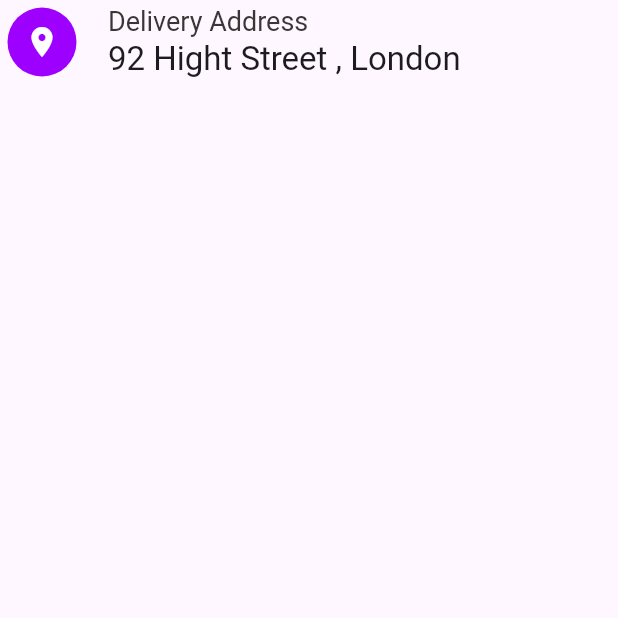
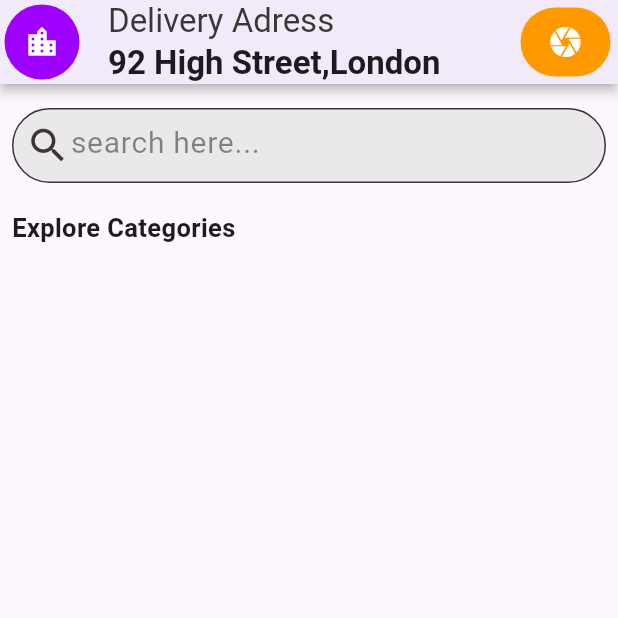
Before and after one commit to AroshanaDissanayaka/flutter_grocery_app, a Flutter app: the screen it shows after launch, on a phone screen of 412 x 824 dp, the top half of it. Run offline on Flutter 3.47's test engine with Material 3 defaults, Android fonts, the phone set to English and light mode, and no system bars.

Commit message:
Big change in app
Created App Bar and Search Field and some many Widgets d2

```diff
--- a/lib/Pages/home_page.dart
+++ /dev/null
@@ -1,43 +0,0 @@
-import 'package:flutter/material.dart';
-
-class HomePage extends StatelessWidget {
-  const HomePage({super.key});
-
-  @override
-  Widget build(BuildContext context) {
-    return Scaffold(
-      appBar: AppBar(
-        leading: Padding(
-          padding: const EdgeInsets.all(5.0),
-          child: Container(
-            height: 30,
-            width: 30,
-            decoration: BoxDecoration(
-              borderRadius: BorderRadius.circular(100),
-              color: const Color(0xff9E00FF),
-            ),
-            child: const Center(
-              child: Icon(Icons.location_on,
-              color: Colors.white,),
-            ),
-          ),
-
-
-        ),
-
-        title: const Column(
-          crossAxisAlignment: CrossAxisAlignment.start,
-          children: [
-            Text("Delivery Address",style: TextStyle(
-              color: Color(0xff3B3636),
-              fontSize: 18  ,
-
-            ),),
-
-            Text("92 Hight Street , London ")
-          ],
-        ),
-      ),
-    );
-  }
-}
--- a/lib/main.dart
+++ b/lib/main.dart
@@ -1,19 +1,19 @@
 import 'package:flutter/material.dart';
-import 'package:flutter_grocery_app/Pages/home_page.dart';
+import 'package:flutter_grocery_app/pages/Home_page/home_page.dart';
+
 
 void main() {
   runApp(const MyApp());
 }
-
 
 class MyApp extends StatelessWidget {
   const MyApp({super.key});
 
   @override
   Widget build(BuildContext context) {
-    return  const MaterialApp(
+    return const MaterialApp(
       debugShowCheckedModeBanner: false,
-      title: "Flutter Grocery App",
+      title: "MyFlutter app",
       home: HomePage(),
     );
   }
--- /dev/null
+++ b/lib/pages/Home_page/home_page.dart
@@ -0,0 +1,38 @@
+import 'package:flutter/material.dart';
+import 'package:flutter_grocery_app/pages/widgets/search_bar.dart';
+import 'package:flutter_grocery_app/widgets/app%20bar/app_bar.dart';
+
+class HomePage extends StatelessWidget {
+  const HomePage({super.key});
+
+  @override
+  Widget build(BuildContext context) {
+    return Scaffold(
+      appBar: AppBar(
+        leading: appBarLeading,
+        title: title,
+        actions: appBarActions,
+        shadowColor: Colors.black,
+        elevation: 3,
+      ),
+      body: const SingleChildScrollView(
+        child: Padding(
+          padding: EdgeInsets.all(8.0),
+          child: Column(
+            crossAxisAlignment: CrossAxisAlignment.start,
+            children: [
+              SearchBox(),
+              SizedBox(
+                height: 10,
+              ),
+              Text(
+                "Explore Categories",
+                style: TextStyle(fontSize: 17, fontWeight: FontWeight.bold),
+              )
+            ],
+          ),
+        ),
+      ),
+    );
+  }
+}
--- /dev/null
+++ b/lib/pages/widgets/search_bar.dart
@@ -0,0 +1,47 @@
+import 'package:flutter/material.dart';
+
+class SearchBox extends StatelessWidget {
+  const SearchBox({super.key});
+
+  @override
+  Widget build(BuildContext context) {
+    return Padding(
+      padding: const EdgeInsets.symmetric(vertical: 8),
+      child: Container(
+        height: 50,
+        decoration: BoxDecoration(
+            border: Border.all(
+              color: const Color(0xff3B3636),
+            ),
+            color: const Color(0xffD9D9D9).withOpacity(0.5),
+            borderRadius: BorderRadius.circular(100)),
+        child: const Padding(
+          padding: EdgeInsets.all(8.0),
+          child: Row(
+            children: [
+              Icon(
+                Icons.search,
+                color: Color(0xff3B3636),
+                size: 30,
+              ),
+              Expanded(
+                  child: TextField(
+                textAlignVertical: TextAlignVertical.center,
+                decoration: InputDecoration(
+                  hintText: "search here...",
+                  border: InputBorder.none,
+                  hintStyle: TextStyle(
+                    color: Colors.black45,
+                    fontSize: 20,
+                    fontWeight: FontWeight.normal,
+                  ),
+                  contentPadding: EdgeInsets.symmetric(vertical: 6),
+                ),
+              ))
+            ],
+          ),
+        ),
+      ),
+    );
+  }
+}
--- /dev/null
+++ b/lib/widgets/app bar/app_bar.dart
@@ -0,0 +1,47 @@
+import 'package:flutter/material.dart';
+
+Widget appBarLeading = Padding(
+  padding: const EdgeInsets.all(3.0),
+  child: Container(
+    height: 80,
+    width: 80,
+    decoration: BoxDecoration(
+        color: const Color(0xff9E00FF),
+        borderRadius: BorderRadius.circular(100)),
+    child: const Icon(
+      Icons.location_city,
+      color: Colors.white,
+    ),
+  ),
+);
+
+Widget title = const Column(
+  crossAxisAlignment: CrossAxisAlignment.start,
+  children: [
+    Text(
+      "Delivery Adress",
+      style: TextStyle(
+        color: Color(0xff3B3636),
+      ),
+    ),
+    Text("92 High Street,London",
+        style: TextStyle(fontWeight: FontWeight.bold)),
+  ],
+);
+
+List<Widget>? appBarActions = [
+  Padding(
+    padding: const EdgeInsets.all(5.0),
+    child: Container(
+      height: 60,
+      width: 60,
+      decoration: BoxDecoration(
+          color: const Color(0xffFF9900),
+          borderRadius: BorderRadius.circular(100)),
+      child: const Icon(
+        Icons.camera,
+        color: Colors.white,
+      ),
+    ),
+  ),
+];
```
